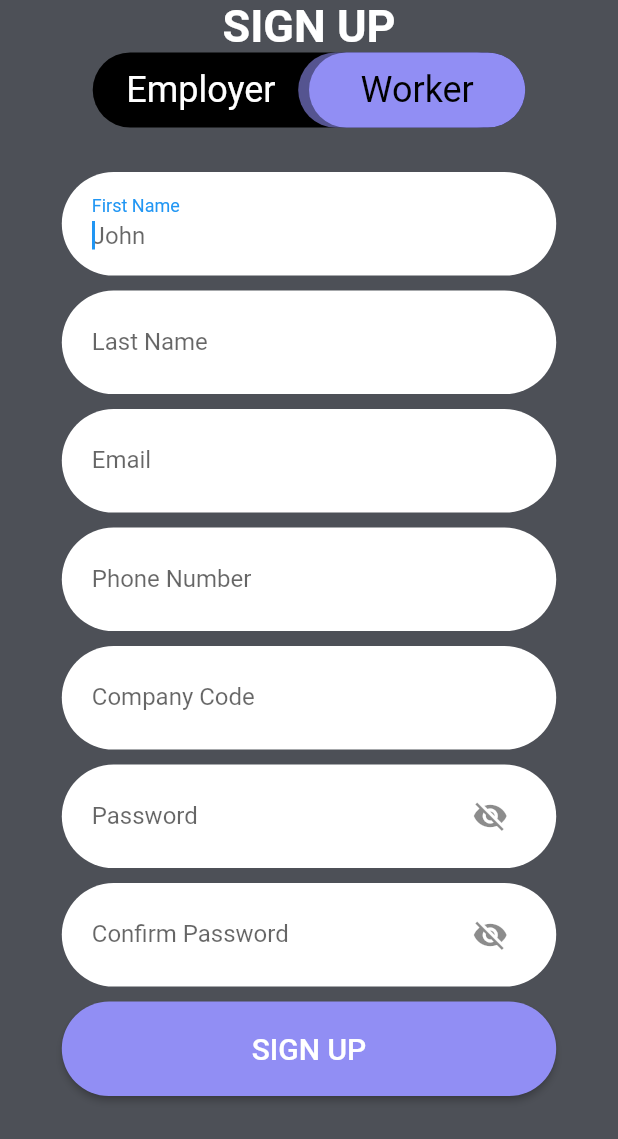
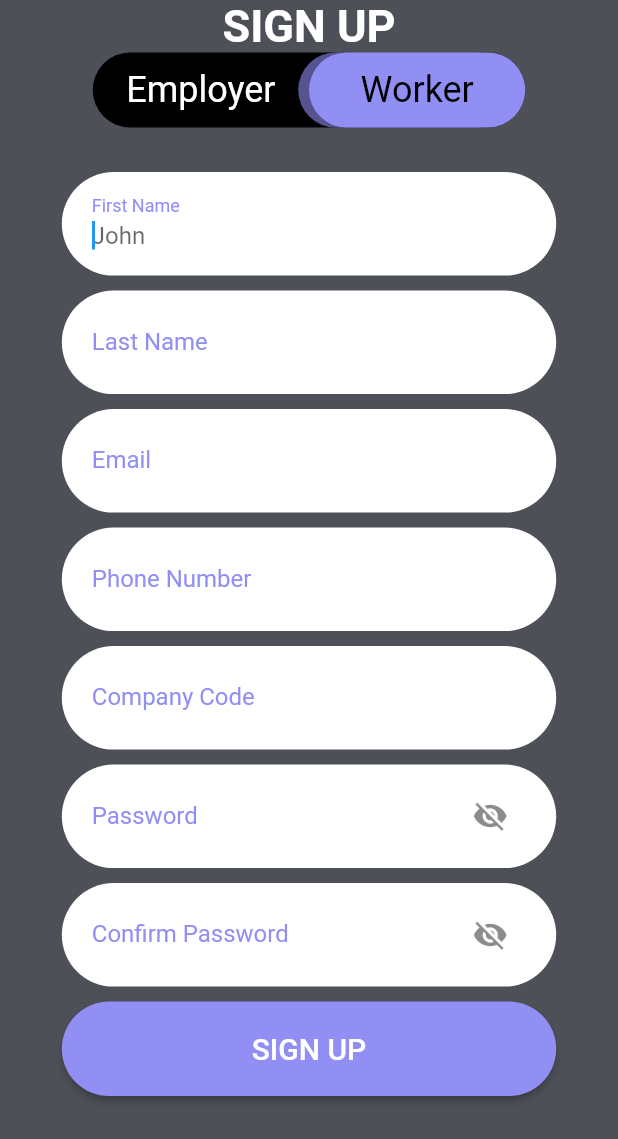
Before and after one commit to cgprats/COP4331-SchedulingManager, a Flutter app: the screen it shows after launch, on a phone screen of 412 x 824 dp. Shown: the top 1139 px of the screen. Run offline on Flutter 3.47's test engine with Material 2 defaults, Android fonts, the phone set to English and light mode, and no system bars; accounts and stored records are empty.

Commit message:
Update label colors on Sign Up page

```diff
--- a/mobile/lib/components/rounded_input_field.dart
+++ b/mobile/lib/components/rounded_input_field.dart
@@ -5,6 +5,7 @@ import 'text_field_container.dart';
 
 class RoundedInputField extends StatefulWidget {
   final String? hintText, labelText, errorMessage;
+  final Color? labelColor;
   final double? width, height;
   final Function(String)? onChanged, onFieldSubmitted;
   final bool enabled, obscureText, autofocus, skipTraversal, required;
@@ -16,6 +17,7 @@ class RoundedInputField extends StatefulWidget {
     Key? key,
     this.hintText,
     this.labelText,
+    this.labelColor,
     this.errorMessage = 'Field cannot be empty',
     this.width,
     this.height,
@@ -69,6 +71,9 @@ class _RoundedInputFieldState extends State<RoundedInputField> {
           focusNode: this.focusNode,
           obscureText: widget.obscureText,
           decoration: InputDecoration(
+            labelStyle: TextStyle(
+              color: widget.labelColor,
+            ),
             hintText: widget.hintText,
             labelText: widget.labelText,
             border: InputBorder.none,
--- a/mobile/lib/screens/SignUpScreen.dart
+++ b/mobile/lib/screens/SignUpScreen.dart
@@ -1,8 +1,6 @@
 import 'dart:convert';
 
-import 'package:flutter/cupertino.dart';
 import 'package:flutter/material.dart';
-import 'package:flutter/rendering.dart';
 
 import 'package:mobile/utils/global_data.dart';
 import 'package:mobile/utils/getAPI.dart';
@@ -76,6 +74,9 @@ class _SignUpFormState extends State<_SignUpForm> {
                   labelText: 'First Name',
                   hintText: 'John',
                   width: _size.width * 0.8,
+                  labelColor: GlobalData.accountType == 1
+                      ? CustomColors.green
+                      : CustomColors.purple,
                   onChanged: (text) {
                     _payload['firstName'] = text;
                   },
@@ -86,6 +87,9 @@ class _SignUpFormState extends State<_SignUpForm> {
                   labelText: 'Last Name',
                   hintText: 'Doe',
                   width: _size.width * 0.8,
+                  labelColor: GlobalData.accountType == 1
+                      ? CustomColors.green
+                      : CustomColors.purple,
                   onChanged: (text) {
                     _payload['lastName'] = text;
                   },
@@ -95,6 +99,9 @@ class _SignUpFormState extends State<_SignUpForm> {
                   labelText: 'Email',
                   hintText: 'john.doe@email.com',
                   width: _size.width * 0.8,
+                  labelColor: GlobalData.accountType == 1
+                      ? CustomColors.green
+                      : CustomColors.purple,
                   onChanged: (text) {
                     _payload['email'] = text;
                   },
@@ -104,6 +111,9 @@ class _SignUpFormState extends State<_SignUpForm> {
                   labelText: 'Phone Number',
                   hintText: '(123) 456-7890',
                   width: _size.width * 0.8,
+                  labelColor: GlobalData.accountType == 1
+                      ? CustomColors.green
+                      : CustomColors.purple,
                   onChanged: (text) {
                     _payload['phone'] = text;
                   },
@@ -124,6 +134,9 @@ class _SignUpFormState extends State<_SignUpForm> {
                         labelText: 'Company Name',
                         hintText: 'Company Name',
                         width: _size.width * 0.8,
+                        labelColor: GlobalData.accountType == 1
+                            ? CustomColors.green
+                            : CustomColors.purple,
                         onChanged: (text) {
                           if (GlobalData.accountType == 1)
                             _payload['companyName'] = text;
@@ -144,6 +157,9 @@ class _SignUpFormState extends State<_SignUpForm> {
                         labelText: 'Company Code',
                         hintText: '1234',
                         width: _size.width * 0.8,
+                        labelColor: GlobalData.accountType == 1
+                            ? CustomColors.green
+                            : CustomColors.purple,
                         onChanged: (text) {
                           if (GlobalData.accountType == 0)
                             _payload['companyCode'] = text;
@@ -158,6 +174,9 @@ class _SignUpFormState extends State<_SignUpForm> {
                   hintText: 'Password',
                   obscureText: !_visible1,
                   width: _size.width * 0.8,
+                  labelColor: GlobalData.accountType == 1
+                      ? CustomColors.green
+                      : CustomColors.purple,
                   onChanged: (text) {
                     _payload['password'] = text;
                   },
@@ -180,6 +199,9 @@ class _SignUpFormState extends State<_SignUpForm> {
                   hintText: 'Confirm Password',
                   obscureText: !_visible2,
                   width: _size.width * 0.8,
+                  labelColor: GlobalData.accountType == 1
+                      ? CustomColors.green
+                      : CustomColors.purple,
                   textInputAction: TextInputAction.done,
                   onChanged: (text) {
                     _payload['password_confirm'] = text;
```
Also changed, not shown: mobile/lib/utils/getAPI.dart (+0 -19 lines).
